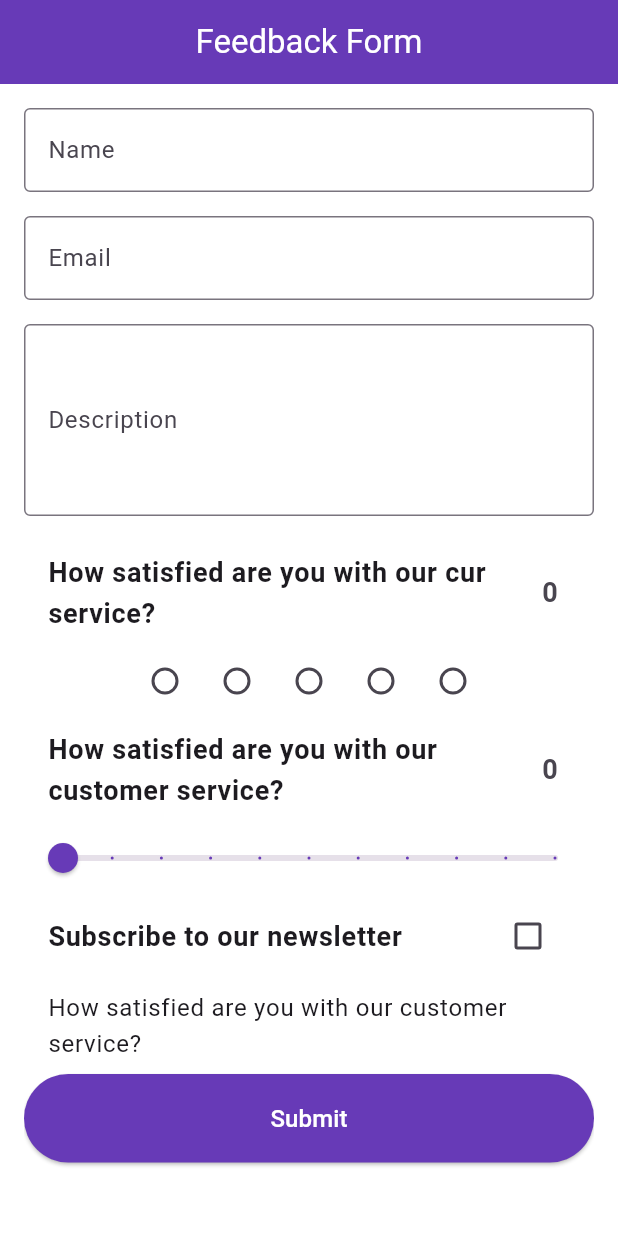
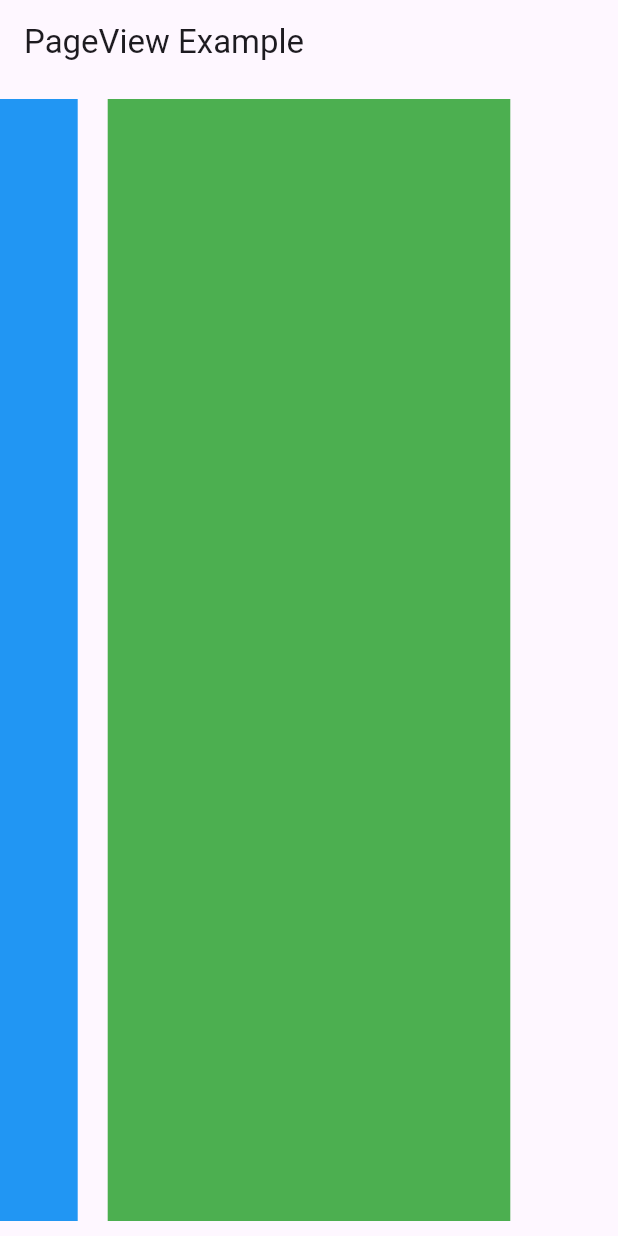
Before and after one commit to Chujer/WebStudy, a Flutter app: the screen it shows after launch, on a phone screen of 412 x 824 dp. Run offline on Flutter 3.47's test engine with Material 3 defaults, Android fonts, the phone set to English and light mode, and no system bars.

Commit message:
2025.12.01 GridView, PageView

```diff
--- a/Flutter/lib/main.dart
+++ b/Flutter/lib/main.dart
@@ -4,207 +4,82 @@ void main() {
   runApp(MyApp());
 }
 
-class MyApp extends StatefulWidget {
+class MyApp extends StatelessWidget {
   const MyApp({super.key});
 
-  @override
-  State<MyApp> createState() => _MyAppState();
-}
-
-class _MyAppState extends State<MyApp> {
-  final _formKey = GlobalKey<FormState>();
-  int _rating = 0;
-  String _successMessage = '';
-  double _sliderValue = 0.0;
-  bool _agreeToTerms = false;
-  String _name = '';
-  String _email = '';
-  String _description = '';
-
-  @override
+  @override   //모바일용
   Widget build(BuildContext context) {
     return MaterialApp(
-      debugShowCheckedModeBanner: false,
       home: Scaffold(
-        backgroundColor: Colors.white,
         appBar: AppBar(
-          title: Text('Feedback Form',
-            style: TextStyle(
-              color: Colors.white
-            ),
+          title: Text('PageView Example'),
+        ),
+        body: PageView(
+          controller: PageController(
+            initialPage: 2,
+            viewportFraction: 0.7,
           ),
-          backgroundColor: Colors.deepPurple,
-          centerTitle: true,
-        ),
-        body: Padding(
-          padding: EdgeInsets.all(16),
-          child: Form(
-            key: _formKey,
-            child: ListView(
-              children: [
-                TextFormField(
-                  decoration: InputDecoration(
-                    labelText: 'Name',
-                    hintText: 'Dave Lee',
-                    border: OutlineInputBorder(),
-                  ),
-                  validator: (value) {
-                    if (value == null || value.isEmpty) {
-                      return 'Please enter your name';
-                    }
-                    return null;
-                  },
-                  onSaved: (value){
-                    _name = value!;
-                  },
-                ),
-                SizedBox(height: 16,),
-                TextFormField(
-                  decoration: InputDecoration(
-                    labelText: 'Email',
-                    hintText: 'dreem@fun-coding.org',
-                    border: OutlineInputBorder(),
-                  ),
-                  validator: (value) {
-                    if (value == null || value.isEmpty) {
-                      return 'Please enter your Email';
-                    }
-                    return null;
-                  },
-                  onSaved: (value){
-                    _email = value!;
-                  },
-                ),
-                SizedBox(height: 16,),
-                TextFormField(
-                  maxLines: 4,
-                  decoration: InputDecoration(
-                    labelText: 'Description',
-                    hintText: 'Tell us about your experience',
-                    border: OutlineInputBorder(),
-                  ),
-                  validator: (value) {
-                    if (value == null || value.isEmpty) {
-                      return 'Please enter your Email';
-                    }
-                    return null;
-                  },
-                  onSaved: (value){
-                    _description = value!;
-                  },
-                ),
-
-                SizedBox(height: 16,),
-                ListTile(
-                  title: Text("How satisfied are you with our cur service?",
-                  style: TextStyle(
-                      fontWeight: FontWeight.bold,
-                      fontSize: 18),
-                  ),
-                  trailing: Text('$_rating', style: TextStyle(
-                      fontWeight: FontWeight.bold,
-                      fontSize: 18),
-                  ),
-                ),
-                Row(
-                  mainAxisAlignment: MainAxisAlignment.center,
-                  children: List<Widget>.generate(5, (index) {
-                    return Radio<int>(
-                      value: index + 1,
-                      activeColor: Colors.deepPurple,
-                      groupValue: _rating,
-                      onChanged: (value) {
-                        setState(() {
-                          _rating = value!;
-                        });
-                      },
-                    );
-                  }
-                  ),
-                ),
-                ListTile(
-                  title: Text("How satisfied are you with our customer service?",
-                  style: TextStyle(
-                    fontWeight: FontWeight.bold,
-                    fontSize: 18
-                  ),
-                ),
-                  trailing: Text('${_sliderValue.toStringAsFixed(0)}',
-                  style: TextStyle(
-                    fontWeight: FontWeight.bold,
-                    fontSize: 18
-                  ),
-                  ),
-                ),
-                Slider(
-                  value: _sliderValue,
-                  onChanged: (value){
-                  setState(() {
-                      _sliderValue = value;
-                    }
-                  );
-                  },
-                  min: 0,
-                  max: 10,
-                  divisions: 10,
-                  label: _sliderValue.toString(),
-                  activeColor: Colors.deepPurple,
-                ),
-                CheckboxListTile(
-                  title: Text('Subscribe to our newsletter',
-                    style: TextStyle(
-                        fontWeight: FontWeight.bold,
-                        fontSize: 18,
-                    ),
-                  ),
-                  value: _agreeToTerms,
-                  onChanged: (value){
-                    setState(() {
-                      _agreeToTerms = value!;
-                    });
-                  },
-                  activeColor: Colors.deepPurple,
-                ),
-                ListTile(
-                  title: Text("How satisfied are you with our customer service?"),
-                ),
-                ElevatedButton(
-                  onPressed: () {
-                    if (_formKey.currentState!.validate()) {
-                      setState(() {
-                        _formKey.currentState!.save();
-                        _successMessage = 'Submission Complete';
-                      });
-                    }
-                  },
-                  child: Text('Submit',
-                  style: TextStyle(
-                      fontSize: 16,
-                    color: Colors.white
-                  ),
-
-                  ),
-                  style: ElevatedButton.styleFrom(
-                    backgroundColor: Colors.deepPurple,
-                    padding: EdgeInsets.symmetric(vertical: 18,horizontal: 24)
-                  ),
-                ),
-                Padding(padding: EdgeInsets.all(12.0),
-                  child: Center(
-                    child: Text(_successMessage,
-                      style: TextStyle(
-                          color: Colors.blueAccent,
-                          fontWeight: FontWeight.bold,
-                          fontSize: 14
-                      ),
-                    ),
-                  ),
-                ),
-              ],
-            ),
-          ),
+          children: [
+            Container(margin: EdgeInsets.all(10),
+              color: Colors.red,),
+            Container(margin: EdgeInsets.all(10),
+              color: Colors.blue,),
+            Container(margin: EdgeInsets.all(10),
+              color: Colors.green,),
+          ],
         ),
       ),
     );
   }
 }
+
+
+// class MyApp extends StatefulWidget {
+//   const MyApp({super.key});
+//
+//   @override
+//   State<MyApp> createState() => _MyAppState();
+// }
+//
+// class _MyAppState extends State<MyApp> {
+//   final _formKey = GlobalKey<FormState>();
+//   int _rating = 0;
+//   String _successMessage = '';
+//   double _sliderValue = 0.0;
+//   bool _agreeToTerms = false;
+//   String _name = '';
+//   String _email = '';
+//   String _description = '';
+//
+//   @override
+//   Widget build(BuildContext context) {
+//     return MaterialApp(
+//       home: Scaffold(
+//         appBar: AppBar(
+//           title: Text('GridView Example'),
+//         ),
+//         body: Padding(
+//           padding: const EdgeInsets.all(16.0),
+//           child: GridView.builder(
+//             //scrollDirection: Axis.horizontal,
+//
+//             gridDelegate: SliverGridDelegateWithFixedCrossAxisCount(
+//               crossAxisCount: 2,   //한줄에 몇개의 객체를 배치할 것이냐
+//               crossAxisSpacing: 8.0,  // 좌우 간격
+//               mainAxisSpacing: 36.0 //위아래 간격
+//             ),
+//             itemCount: 10,
+//             itemBuilder: (context, index){
+//               return Container(
+//                 color: Colors.blueGrey,
+//                 child: Center(
+//                   child: Text('$index'),
+//                 ),
+//               );
+//             },
+//           ),
+//         ),
+//       ),
+//     );
+//   }
+// }
```
